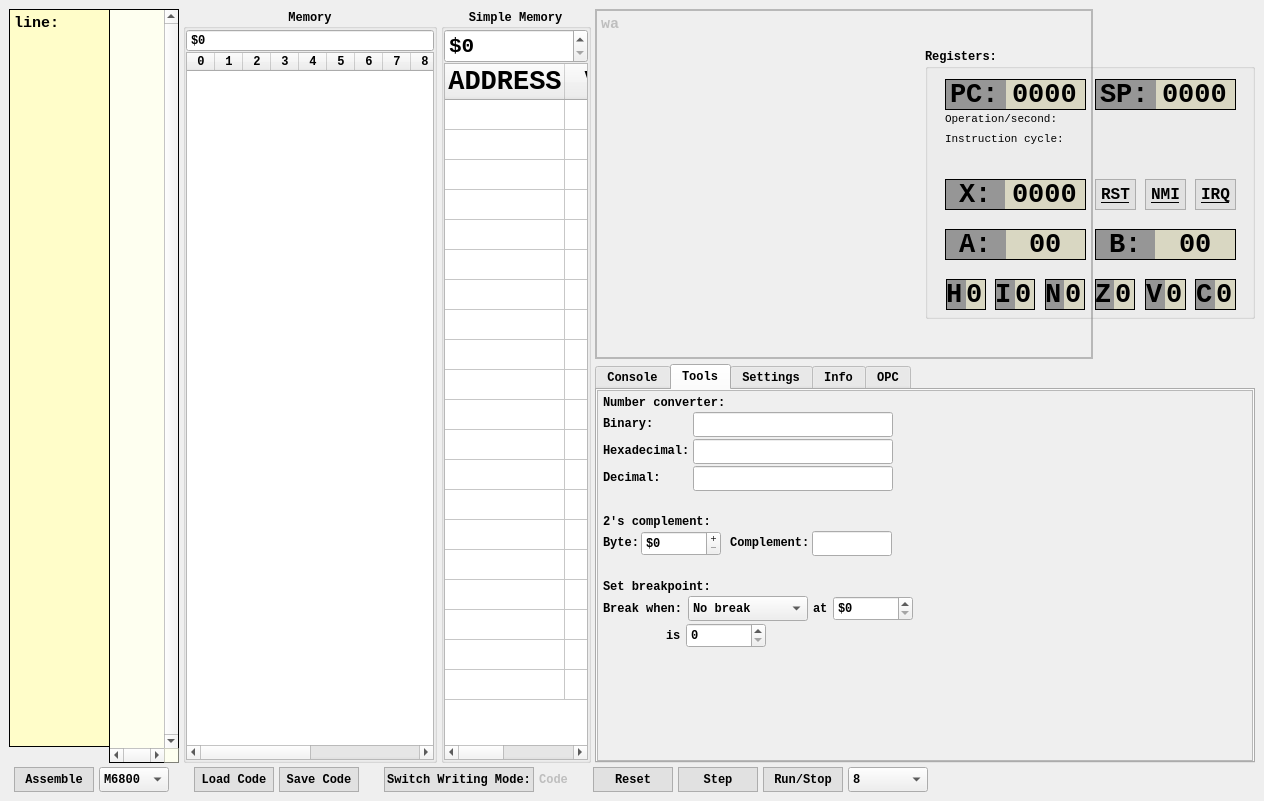
First picture: the form in src/ui/MainWindow.ui, repository VladimirJanus/Motorola-M68XX-Microprocessor-Emulator, before the edit.
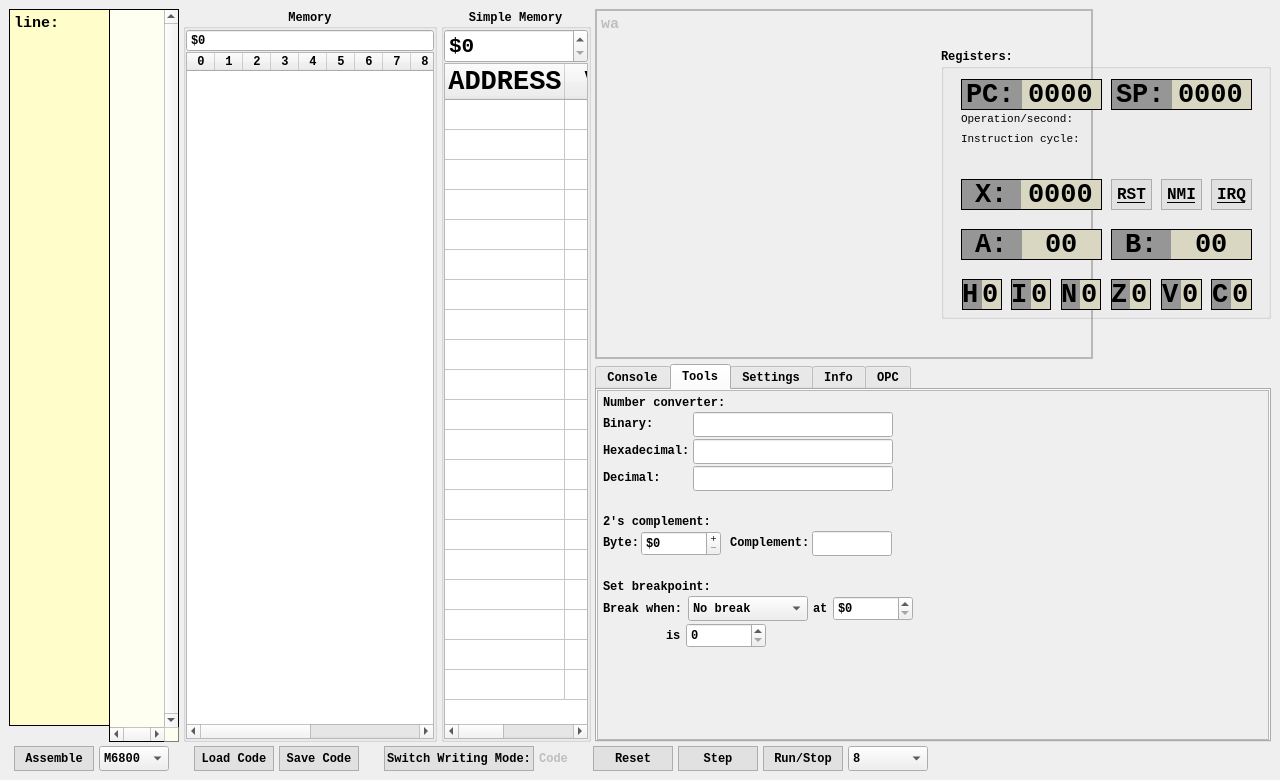
Second picture: the form after the edit. The open tabs and pages were chosen to show the change.

Diff of the .ui file:
```diff
--- a/src/ui/MainWindow.ui
+++ b/src/ui/MainWindow.ui
@@ -6,10 +6,16 @@
    <rect>
     <x>0</x>
     <y>0</y>
-    <width>1264</width>
-    <height>801</height>
+    <width>1280</width>
+    <height>780</height>
    </rect>
   </property>
+  <property name="sizePolicy">
+   <sizepolicy hsizetype="Fixed" vsizetype="Fixed">
+    <horstretch>0</horstretch>
+    <verstretch>0</verstretch>
+   </sizepolicy>
+  </property>
   <property name="minimumSize">
    <size>
     <width>960</width>
@@ -195,7 +201,7 @@
          <widget class="QGroupBox" name="groupMemory">
           <property name="sizePolicy">
            <sizepolicy hsizetype="MinimumExpanding" vsizetype="Preferred">
-            <horstretch>5</horstretch>
+            <horstretch>7</horstretch>
             <verstretch>0</verstretch>
            </sizepolicy>
           </property>
@@ -398,9 +404,12 @@
         </item>
         <item>
          <widget class="QGroupBox" name="groupSimpleMemory">
+          <property name="enabled">
+           <bool>true</bool>
+          </property>
           <property name="sizePolicy">
            <sizepolicy hsizetype="Expanding" vsizetype="Preferred">
-            <horstretch>5</horstretch>
+            <horstretch>7</horstretch>
             <verstretch>0</verstretch>
            </sizepolicy>
           </property>
@@ -4219,8 +4228,8 @@
                   <rect>
                    <x>0</x>
                    <y>0</y>
-                   <width>644</width>
-                   <height>340</height>
+                   <width>826</width>
+                   <height>312</height>
                   </rect>
                  </property>
                  <layout class="QVBoxLayout" name="verticalLayout_12">
```
Left out of the diff: 6 changed lines with no effect on the pictures.
